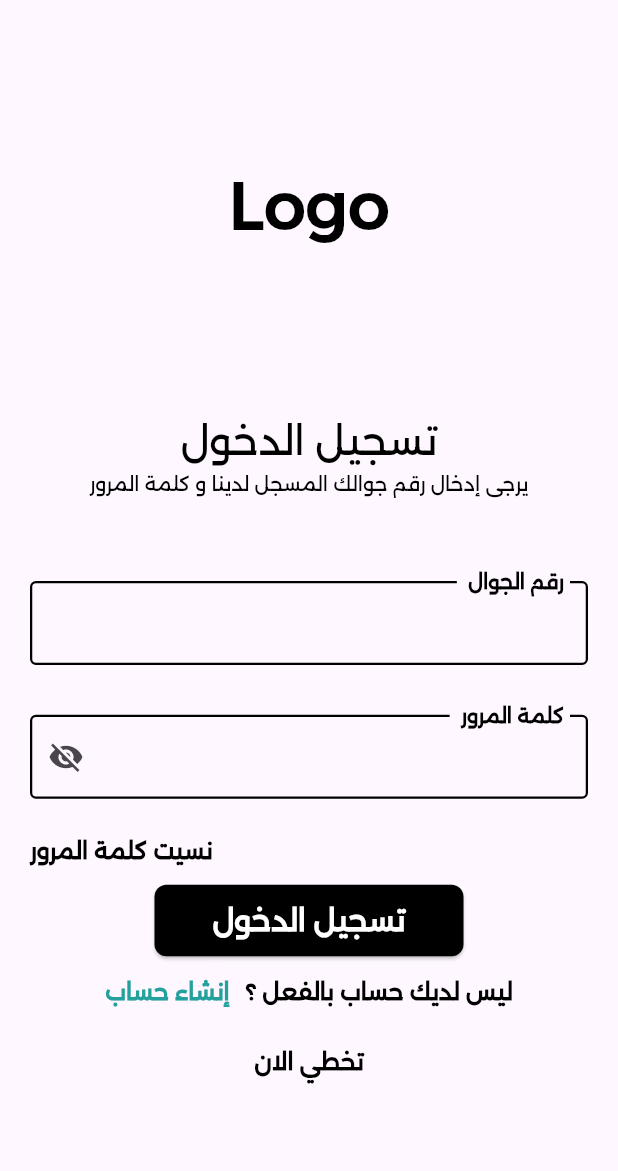
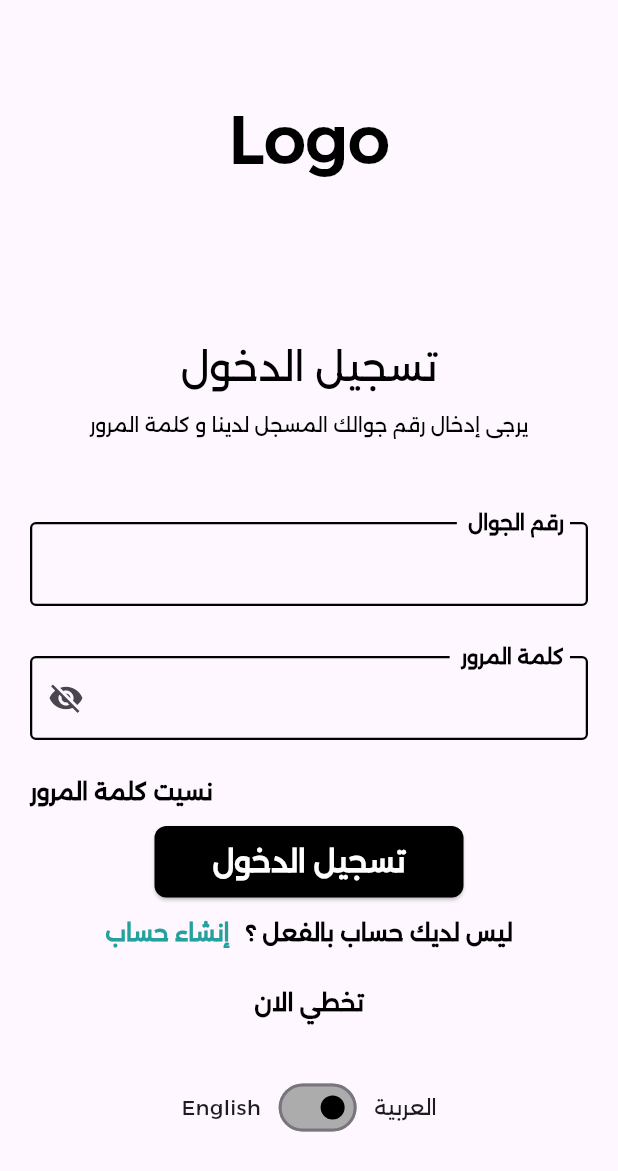
Before and after one commit to amrel7afy/EXCP, a Flutter app: the screen it shows after launch, on a phone screen of 412 x 824 dp. Shown: the top 1171 px of the screen. Run offline on Flutter 3.47's test engine with Material 3 defaults, Android fonts, the phone set to English and light mode, and no system bars; our stand-ins replace bloc, flutter_bloc, flutter_screenutil, flutter_secure_storage, shared_preferences.

Commit message:
finish UI.

```diff
--- /dev/null
+++ b/lib/features/login/presentation/view/widgets/login_logo_and_upper_text.dart
@@ -0,0 +1,33 @@
+import 'package:flutter/material.dart';
+import 'package:test1/core/constants/vertical_and_horizontal_space.dart';
+import 'package:test1/core/theming/styles.dart';
+
+class LoginLogoAndUpperText extends StatelessWidget {
+  const LoginLogoAndUpperText({super.key});
+
+  @override
+  Widget build(BuildContext context) {
+    return  Column(
+      children: [
+
+        Text(
+          'Logo',
+          style: MyTextStyles.font40Weight700
+              .copyWith(color: Colors.black),
+        ),
+        const VerticalSpacer(100),
+        Text(
+          'تسجيل الدخول',
+          style: MyTextStyles.font24Weight500
+              .copyWith(color: Colors.black),
+        ),
+        const VerticalSpacer(10),
+        Text(
+          'يرجى إدخال رقم جوالك المسجل لدينا و كلمة المرور',
+          style: MyTextStyles.font12Weight500
+              .copyWith(color: Colors.black),
+        )
+      ],
+    );
+  }
+}
--- a/lib/features/login/presentation/view/widgets/login_view_body.dart
+++ b/lib/features/login/presentation/view/widgets/login_view_body.dart
@@ -1,14 +1,10 @@
 import 'package:flutter/material.dart';
-import 'package:flutter_screenutil/flutter_screenutil.dart';
-import 'package:test1/core/constants/methods.dart';
 import 'package:test1/core/constants/vertical_and_horizontal_space.dart';
 import 'package:test1/core/theming/my_colors.dart';
 import 'package:test1/core/theming/styles.dart';
-import 'package:test1/core/widgets/custom_button.dart';
 import 'package:test1/features/login/presentation/view/widgets/login_form.dart';
-import 'package:test1/features/login/presentation/view/widgets/text_form_field.dart';
-
-import '../../../../../main.dart';
+import 'package:test1/features/login/presentation/view/widgets/login_logo_and_upper_text.dart';
+import 'package:test1/main.dart';
 import 'login_button_and_create_account_text.dart';
 
 class LoginViewBody extends StatefulWidget {
@@ -20,6 +16,8 @@ class LoginViewBody extends StatefulWidget {
 
 class _LoginViewBodyState extends State<LoginViewBody> {
   bool isObscureText = true;
+  bool _isSwitched = false;
+
   @override
   Widget build(BuildContext context) {
     return Center(
@@ -29,27 +27,45 @@ class _LoginViewBodyState extends State<LoginViewBody> {
           child: Column(
             crossAxisAlignment: CrossAxisAlignment.center,
             children: [
-              Text(
-                'Logo',
-                style: MyTextStyles.font40Weight700
-                    .copyWith(color: Colors.black),
-              ),
-              const VerticalSpacer(105),
-              Text(
-                'تسجيل الدخول',
-                style: MyTextStyles.font24Weight500
-                    .copyWith(color: Colors.black),
-              ),
-              Text(
-                'يرجى إدخال رقم جوالك المسجل لدينا و كلمة المرور',
-                style: MyTextStyles.font12Weight500
-                    .copyWith(color: Colors.black),
-              ),
+              const LoginLogoAndUpperText(),
               const VerticalSpacer(54),
               const LoginForm(),
               const VerticalSpacer(12),
               const LoginButtonAndCreateAccountText(),
-              InkWell(onTap:(){},child: Text('تخطي الان',style: MyTextStyles.font14Weight600,))
+              InkWell(
+                  onTap: () {},
+                  child: Text(
+                    'تخطي الان',
+                    style: MyTextStyles.font14Weight600,
+                  )),
+              const VerticalSpacer(35),
+
+              Row(
+                mainAxisAlignment: MainAxisAlignment.center,
+
+                children: [
+                  const Text('English'),
+                  const HorizontalSpacer(7),
+                  Directionality(
+                    textDirection: appTextDirection,
+                    child: Switch(
+                      inactiveThumbColor: MyColors.kPrimaryColor,
+                      inactiveTrackColor: const Color(0xffACACAC),
+                      activeColor: MyColors.kGreenColor,
+                      value: _isSwitched,
+                      onChanged: (value) {
+                        setState(() {
+                          _isSwitched = value;
+                        });
+                      },
+                    ),
+
+                  ),
+                  const HorizontalSpacer(7),
+                  const Text('العربية'),
+
+                ],
+              ),
             ],
           ),
         ),
--- a/lib/features/sign_up/presentation/view/widgets/sing_up_logo_and_upperText.dart
+++ b/lib/features/sign_up/presentation/view/widgets/sing_up_logo_and_upperText.dart
@@ -1,10 +1,6 @@
 import 'package:flutter/material.dart';
 import 'package:test1/core/constants/vertical_and_horizontal_space.dart';
 import 'package:test1/core/theming/styles.dart';
-
-import 'package:test1/features/sign_up/presentation/view/widgets/sign_up_form.dart';
-
-import 'sign_up_button_and_have_account_text.dart';
 
 class SignUpLogoAndUpperText extends StatelessWidget {
   const SignUpLogoAndUpperText({super.key});
```
